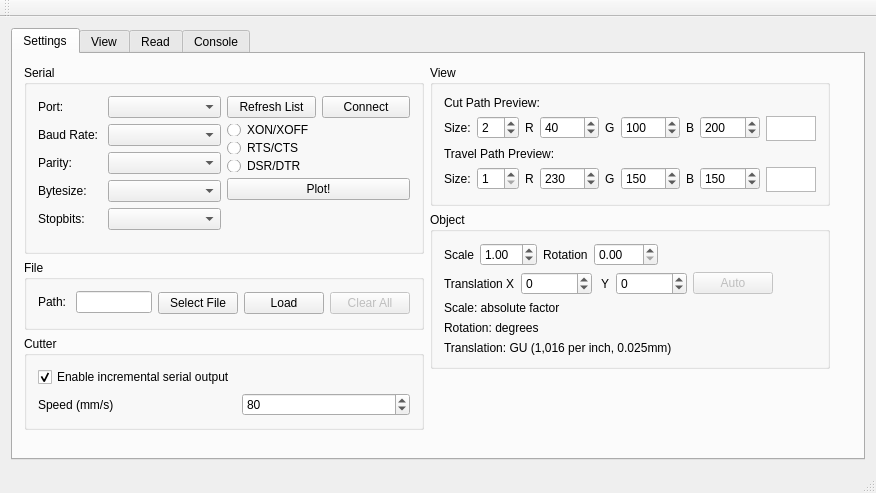
Above: mainwindow.ui from makerslocal/localplot before the change. Below: the same form after it.
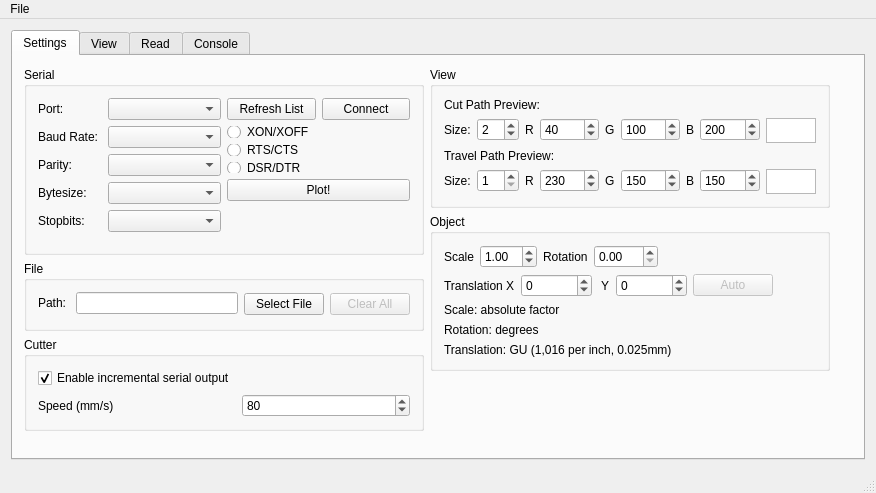
That is the form after the change.

Commit message: Began working on menubar item. Implemented file open and quit.

Patch:
```diff
--- a/mainwindow.ui
+++ b/mainwindow.ui
@@ -214,13 +214,6 @@
                  </property>
                 </widget>
                </item>
-               <item>
-                <widget class="QPushButton" name="pushButton_fileLoad">
-                 <property name="text">
-                  <string>Load</string>
-                 </property>
-                </widget>
-               </item>
                <item>
                 <widget class="QPushButton" name="pushButton_clearObjects">
                  <property name="enabled">
@@ -853,14 +846,17 @@
      <height>19</height>
     </rect>
    </property>
-  </widget>
-  <widget class="QToolBar" name="mainToolBar">
-   <attribute name="toolBarArea">
-    <enum>TopToolBarArea</enum>
-   </attribute>
-   <attribute name="toolBarBreak">
-    <bool>false</bool>
-   </attribute>
+   <widget class="QMenu" name="menuWhat_is_this">
+    <property name="title">
+     <string>File</string>
+    </property>
+    <addaction name="actionLoad_File"/>
+    <addaction name="actionSave_File"/>
+    <addaction name="actionSettings"/>
+    <addaction name="separator"/>
+    <addaction name="actionExit"/>
+   </widget>
+   <addaction name="menuWhat_is_this"/>
   </widget>
   <widget class="QStatusBar" name="statusBar"/>
  </widget>
```
Left out of the diff: 20 changed lines with no effect on the pictures. The commit also changes 2 other files.
